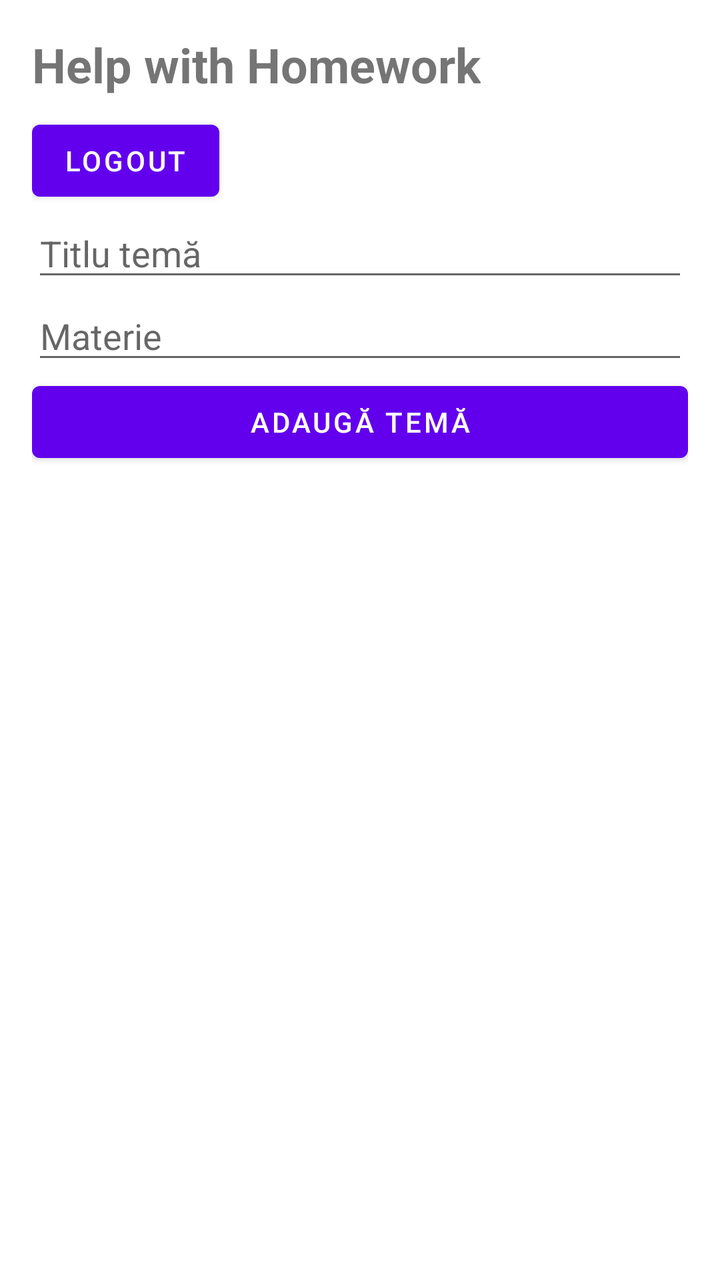
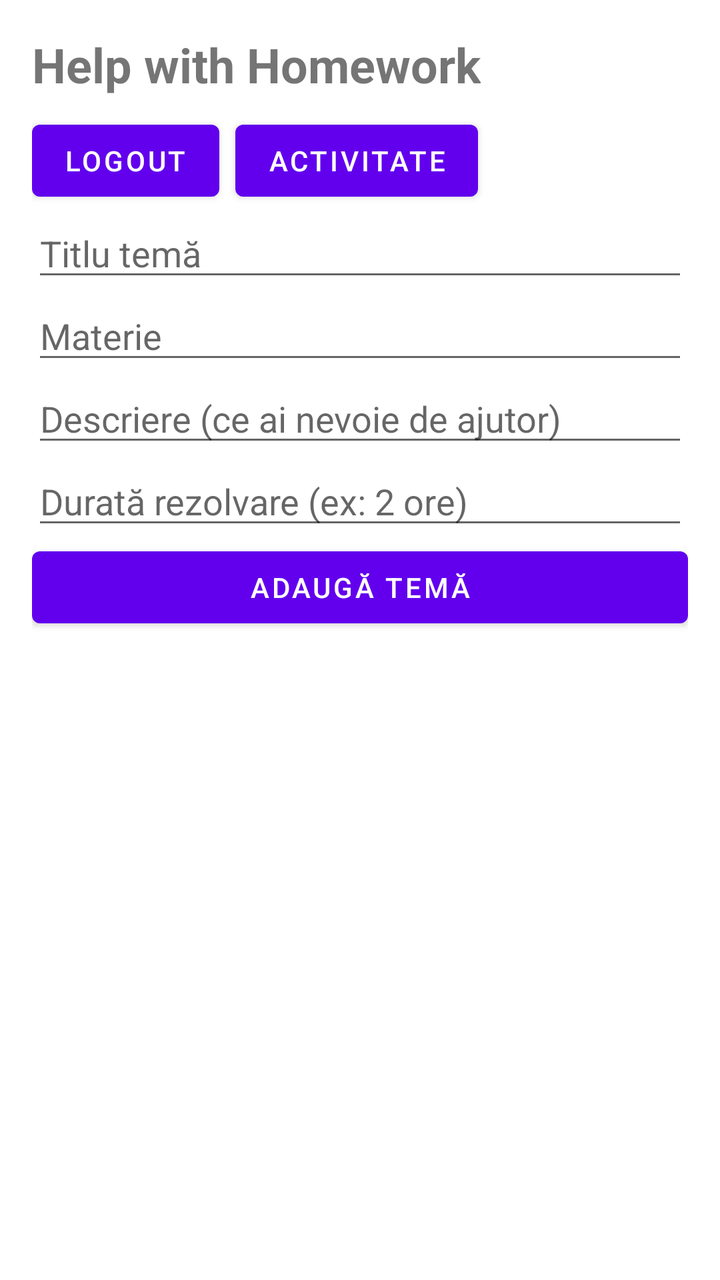

Before-and-after screenshots of an Android layout around one commit, followed by the original layout XML and the change that was made.
<!-- AndroidManifest.xml: application theme Theme.ProiectHelpWithHomework -->
<!-- res/layout/activity_main.xml -->
<?xml version="1.0" encoding="utf-8"?>
<LinearLayout xmlns:android="http://schemas.android.com/apk/res/android"
    android:orientation="vertical"
    android:padding="16dp"
    android:layout_width="match_parent"
    android:layout_height="match_parent">

    <TextView
        android:text="Help with Homework"
        android:textSize="24sp"
        android:textStyle="bold"
        android:layout_width="wrap_content"
        android:layout_height="wrap_content" />

    <Button
        android:id="@+id/logoutButton"
        android:layout_width="wrap_content"
        android:layout_height="wrap_content"
        android:layout_marginTop="8dp"
        android:text="Logout" />

    <EditText
        android:id="@+id/titleInput"
        android:hint="Titlu temă"
        android:layout_width="match_parent"
        android:layout_height="wrap_content" />

    <EditText
        android:id="@+id/subjectInput"
        android:hint="Materie"
        android:layout_width="match_parent"
        android:layout_height="wrap_content" />

    <Button
        android:id="@+id/addButton"
        android:text="Adaugă temă"
        android:layout_width="match_parent"
        android:layout_height="wrap_content" />

    <androidx.recyclerview.widget.RecyclerView
        android:id="@+id/recyclerView"
        android:layout_width="match_parent"
        android:layout_height="match_parent" />

</LinearLayout>
<!-- resources referenced by this layout -->
<resources>
  <style name="Theme.ProiectHelpWithHomework" parent="Theme.MaterialComponents.DayNight.DarkActionBar">
          
          <item name="colorPrimary">@color/purple_500</item>
          <item name="colorPrimaryVariant">@color/purple_700</item>
          <item name="colorOnPrimary">@color/white</item>
          
          <item name="colorSecondary">@color/teal_200</item>
          <item name="colorSecondaryVariant">@color/teal_700</item>
          <item name="colorOnSecondary">@color/black</item>
          
          <item name="android:statusBarColor">?attr/colorPrimaryVariant</item>
          
      </style>
  <color name="purple_500">#FF6200EE</color>
  <color name="purple_700">#FF3700B3</color>
  <color name="white">#FFFFFFFF</color>
  <color name="teal_200">#FF03DAC5</color>
  <color name="teal_700">#FF018786</color>
  <color name="black">#FF000000</color>
</resources>

<!-- the commit's change to res/layout/activity_main.xml (unified diff, before → after) -->
@@ -12,12 +12,25 @@
         android:layout_width="wrap_content"
         android:layout_height="wrap_content" />
 
-    <Button
-        android:id="@+id/logoutButton"
-        android:layout_width="wrap_content"
+    <LinearLayout
+        android:layout_width="match_parent"
         android:layout_height="wrap_content"
-        android:layout_marginTop="8dp"
-        android:text="Logout" />
+        android:orientation="horizontal"
+        android:layout_marginTop="8dp">
+
+        <Button
+            android:id="@+id/logoutButton"
+            android:layout_width="wrap_content"
+            android:layout_height="wrap_content"
+            android:text="Logout" />
+
+        <Button
+            android:id="@+id/historyButton"
+            android:layout_width="wrap_content"
+            android:layout_height="wrap_content"
+            android:layout_marginStart="8dp"
+            android:text="Activitate" />
+    </LinearLayout>
 
     <EditText
         android:id="@+id/titleInput"
@@ -31,6 +44,18 @@
         android:layout_width="match_parent"
         android:layout_height="wrap_content" />
 
+    <EditText
+        android:id="@+id/descriptionInput"
+        android:hint="Descriere (ce ai nevoie de ajutor)"
+        android:layout_width="match_parent"
+        android:layout_height="wrap_content" />
+
+    <EditText
+        android:id="@+id/durationInput"
+        android:hint="Durată rezolvare (ex: 2 ore)"
+        android:layout_width="match_parent"
+        android:layout_height="wrap_content" />
+
     <Button
         android:id="@+id/addButton"
         android:text="Adaugă temă"
@@ -40,6 +65,7 @@
     <androidx.recyclerview.widget.RecyclerView
         android:id="@+id/recyclerView"
         android:layout_width="match_parent"
-        android:layout_height="match_parent" />
+        android:layout_height="match_parent"
+        android:layout_marginTop="16dp" />
 
 </LinearLayout>
